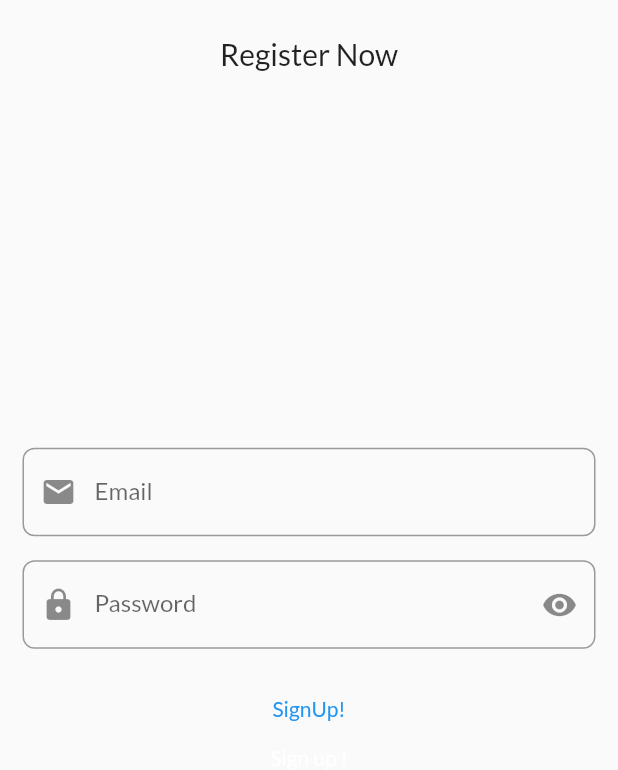
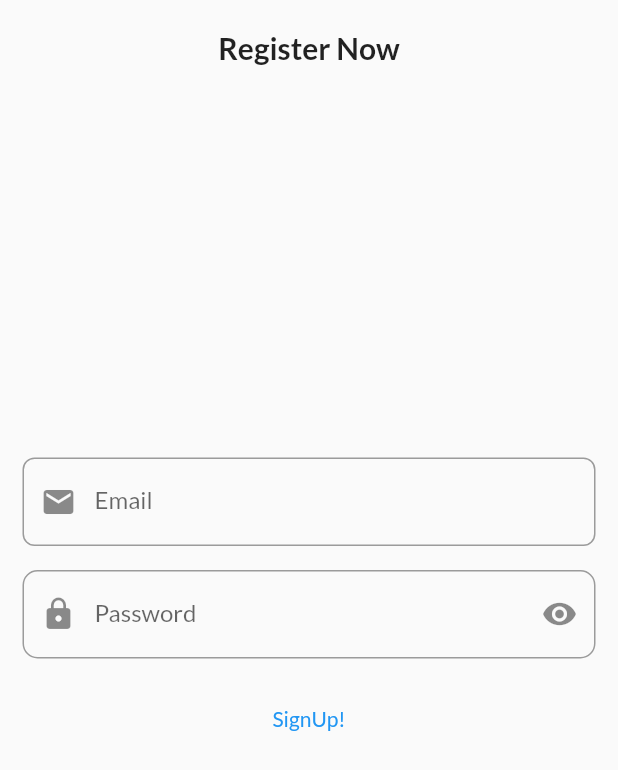
Before and after one commit to sksojib6860/Ecom-App, a Flutter app: the RigesterPage screen opened directly, on a phone screen of 412 x 824 dp. Shown: the top 770 px of the screen. Run offline on Flutter 3.47's test engine with Material 2 defaults, Android fonts, the phone set to English and light mode, and no system bars; our stand-ins replace curved_navigation_bar, firebase_auth, firebase_core, flutter_signin_button, google_fonts, google_sign_in; accounts and stored records are empty; network calls fail.

Commit message:
Custom App

```diff
--- a/lib/Widget/custom_bar.dart
+++ b/lib/Widget/custom_bar.dart
@@ -1,5 +1,4 @@
 
-import 'dart:html';
 
 import 'package:flutter/material.dart';
 
--- a/lib/screens/regester_page.dart
+++ b/lib/screens/regester_page.dart
@@ -76,21 +76,19 @@ class _RigesterPageState extends State<RigesterPage> {
     return Scaffold(
       body: SafeArea(
         child: Container(
-          decoration: BoxDecoration(
-
-          ),
+          decoration: BoxDecoration(),
           width: double.infinity,
           child: Column(
             mainAxisAlignment: MainAxisAlignment.spaceBetween,
             children: [
               Container(
                 padding: EdgeInsets.only(
-                  top: 24.0,
+                  top: 20,
                 ),
                 child: Text(
                   "Register Now",
-                  style: TextStyle(fontSize: 20),
-                  textAlign: TextAlign.center,
+                  style: TextStyle(fontSize: 20, fontWeight: FontWeight.bold),
+                  textAlign: TextAlign.right,
                 ),
               ),
               Column(
@@ -154,7 +152,7 @@ class _RigesterPageState extends State<RigesterPage> {
                           hintText: 'type your password',
                           labelText: 'Password',
                           border: OutlineInputBorder(
-                              borderRadius: BorderRadius.circular(8),
+                              borderRadius: BorderRadius.circular(10),
                               borderSide:
                                   BorderSide(color: Colors.red, width: 1))),
                     ),
@@ -162,22 +160,16 @@ class _RigesterPageState extends State<RigesterPage> {
                   SizedBox(
                     height: 16,
                   ),
-                  TextButton(onPressed: (){
-                    _submitForm();
-                  }, child: Text('SignUp!')),
-                  Text(
-                    'Sign up !',
-                    style: TextStyle(color: allColor.appColor),
-                  )
+                  TextButton(
+                      onPressed: () {
+                        _submitForm();
+                      },
+                      child: Text('SignUp!')),
                 ],
               ),
               Padding(
                 padding: const EdgeInsets.only(
                   bottom: 60,
-                ),
-                child: Row(
-                  mainAxisAlignment: MainAxisAlignment.spaceEvenly,
-                  children: [],
                 ),
               ),
             ],
--- a/lib/utils/custom_color.dart
+++ b/lib/utils/custom_color.dart
@@ -1,5 +1,5 @@
 import 'package:flutter/material.dart';
 
-class AllColor{
-  Color appColor= Colors.white;
+class AllColor {
+  Color appColor = Colors.green;
 }
```
Also changed, not shown: 2 other files.
